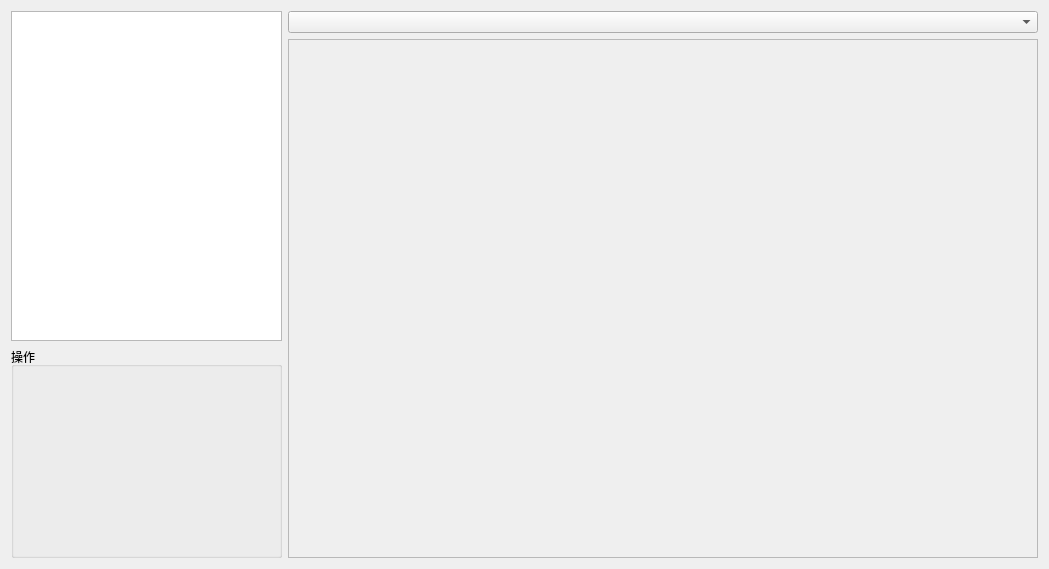
First picture: the form in UI/jpgUI.ui, repository LX-sys/LookM, before the edit.
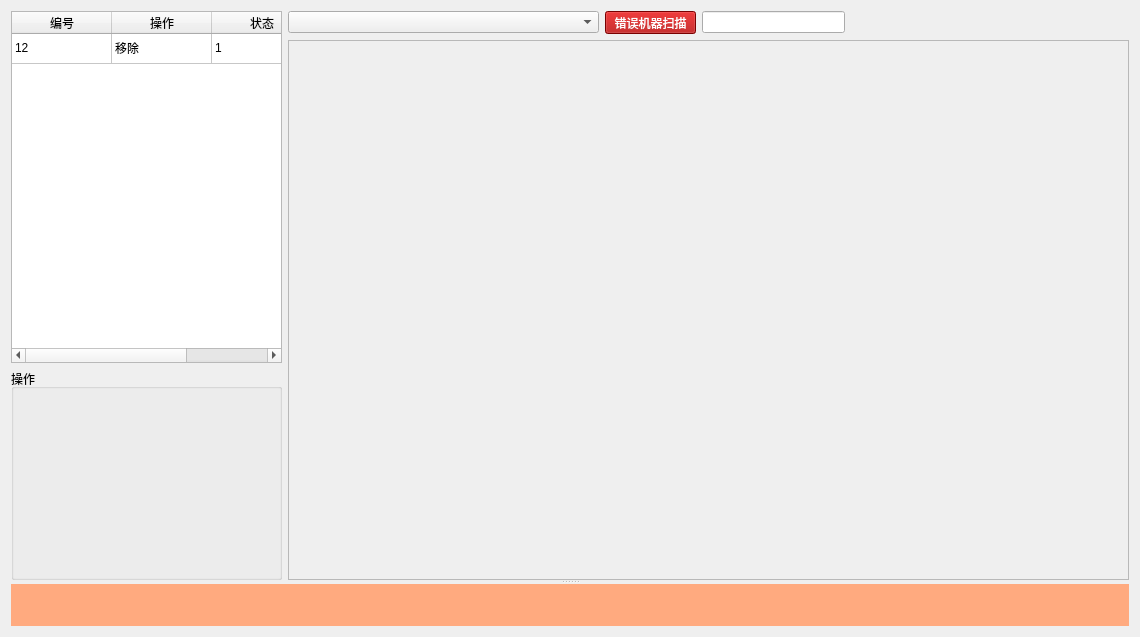
Second picture: the form after the edit.

```diff
--- a/UI/jpgUI.ui
+++ b/UI/jpgUI.ui
@@ -6,24 +6,72 @@
    <rect>
     <x>0</x>
     <y>0</y>
-    <width>1049</width>
-    <height>569</height>
+    <width>1140</width>
+    <height>637</height>
    </rect>
   </property>
   <property name="windowTitle">
    <string>Form</string>
   </property>
-  <layout class="QGridLayout" name="gridLayout">
-   <item row="0" column="0" rowspan="2">
+  <layout class="QGridLayout" name="gridLayout_2">
+   <item row="0" column="0">
+    <widget class="QSplitter" name="splitter">
+     <property name="orientation">
+      <enum>Qt::Vertical</enum>
+     </property>
+     <widget class="QWidget" name="">
+      <layout class="QHBoxLayout" name="horizontalLayout">
+       <item>
     <layout class="QVBoxLayout" name="verticalLayout">
      <item>
-      <widget class="QListWidget" name="listWidget">
+          <widget class="QTableWidget" name="tableWidget">
        <property name="maximumSize">
         <size>
          <width>271</width>
          <height>16777215</height>
         </size>
        </property>
+           <attribute name="verticalHeaderVisible">
+            <bool>false</bool>
+           </attribute>
+           <attribute name="verticalHeaderCascadingSectionResizes">
+            <bool>true</bool>
+           </attribute>
+           <row>
+            <property name="text">
+             <string>新建行</string>
+            </property>
+           </row>
+           <column>
+            <property name="text">
+             <string>编号</string>
+            </property>
+           </column>
+           <column>
+            <property name="text">
+             <string>操作</string>
+            </property>
+           </column>
+           <column>
+            <property name="text">
+             <string>状态</string>
+            </property>
+           </column>
+           <item row="0" column="0">
+            <property name="text">
+             <string>12</string>
+            </property>
+           </item>
+           <item row="0" column="1">
+            <property name="text">
+             <string>移除</string>
+            </property>
+           </item>
+           <item row="0" column="2">
+            <property name="text">
+             <string>1</string>
+            </property>
+           </item>
       </widget>
      </item>
      <item>
@@ -47,10 +95,9 @@
      </item>
     </layout>
    </item>
-   <item row="0" column="1">
-    <widget class="QComboBox" name="comboBox"/>
-   </item>
-   <item row="1" column="1">
+       <item>
+        <layout class="QGridLayout" name="gridLayout">
+         <item row="1" column="0" colspan="4">
     <widget class="QScrollArea" name="scrollArea">
      <property name="widgetResizable">
       <bool>true</bool>
@@ -60,9 +107,69 @@
        <rect>
         <x>0</x>
         <y>0</y>
-        <width>510</width>
-        <height>523</height>
-       </rect>
+              <width>829</width>
+              <height>497</height>
+             </rect>
+            </property>
+           </widget>
+          </widget>
+         </item>
+         <item row="0" column="0">
+          <widget class="QComboBox" name="comboBox">
+           <property name="minimumSize">
+            <size>
+             <width>311</width>
+             <height>0</height>
+            </size>
+           </property>
+          </widget>
+         </item>
+         <item row="0" column="1">
+          <widget class="QPushButton" name="pushButton">
+           <property name="minimumSize">
+            <size>
+             <width>91</width>
+             <height>23</height>
+            </size>
+           </property>
+           <property name="maximumSize">
+            <size>
+             <width>91</width>
+             <height>23</height>
+            </size>
+           </property>
+           <property name="styleSheet">
+            <string notr="true">color: rgb(255, 255, 255);
+background-color: rgb(170, 0, 0);</string>
+           </property>
+           <property name="text">
+            <string>错误机器扫描</string>
+           </property>
+          </widget>
+         </item>
+         <item row="0" column="3">
+          <spacer name="horizontalSpacer">
+           <property name="orientation">
+            <enum>Qt::Horizontal</enum>
+           </property>
+           <property name="sizeHint" stdset="0">
+            <size>
+             <width>278</width>
+             <height>20</height>
+            </size>
+           </property>
+          </spacer>
+         </item>
+         <item row="0" column="2">
+          <widget class="QLineEdit" name="lineEdit"/>
+         </item>
+        </layout>
+       </item>
+      </layout>
+     </widget>
+     <widget class="QWidget" name="widget" native="true">
+      <property name="styleSheet">
+       <string notr="true">background-color: rgb(255, 170, 127);</string>
       </property>
      </widget>
     </widget>
```
Lines whose indentation alone changed are shown as unchanged.
